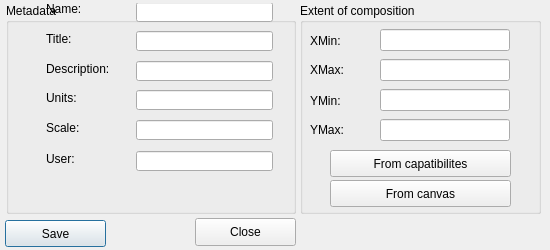
Before: the Qt Designer form dlg_editMap.ui in LESPROJEKT/qgis-layman-plugin, drawn with Qt 5.
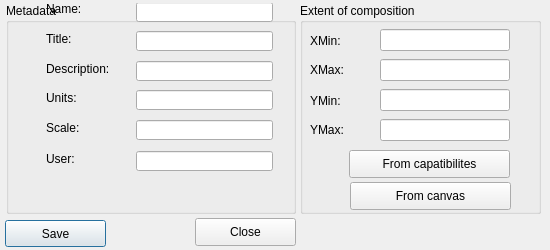
After: the same form once the commit is applied.

Diff of the .ui file:
```diff
--- a/dlg_editMap.ui
+++ b/dlg_editMap.ui
@@ -75,10 +75,10 @@
    <widget class="QPushButton" name="pushButton_range_2">
     <property name="geometry">
      <rect>
-      <x>30</x>
-      <y>177</y>
-      <width>181</width>
-      <height>27</height>
+      <x>50</x>
+      <y>179</y>
+      <width>161</width>
+      <height>28</height>
      </rect>
     </property>
     <property name="text">
@@ -141,10 +141,10 @@
    <widget class="QPushButton" name="pushButton_range">
     <property name="geometry">
      <rect>
-      <x>30</x>
+      <x>49</x>
       <y>147</y>
-      <width>181</width>
-      <height>27</height>
+      <width>161</width>
+      <height>28</height>
      </rect>
     </property>
     <property name="text">
```
Left out of the diff: 3 changed lines with no effect on the pictures.
